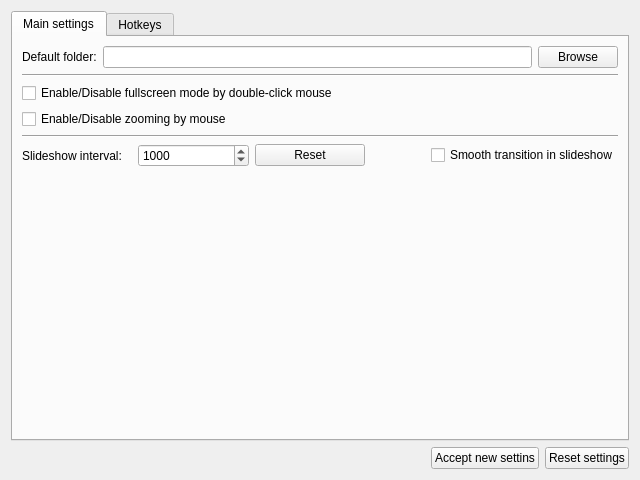
First picture: the form in settings.ui, repository abodnyaUA/qimageviewer, before the edit.
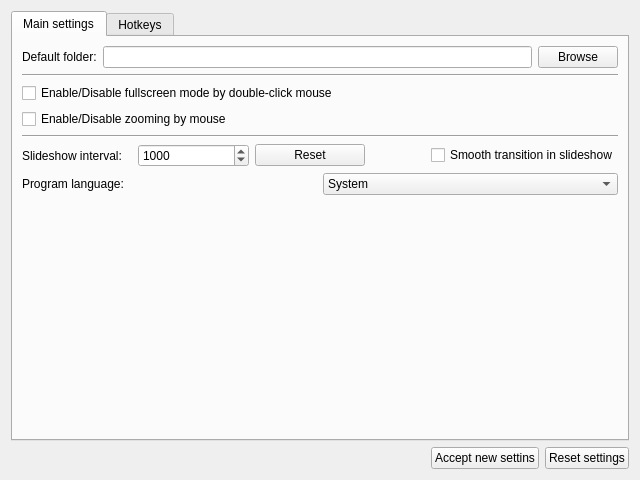
Second picture: the form after the edit. Icons and pictures are not drawn.

```diff
--- a/settings.ui
+++ b/settings.ui
@@ -142,6 +142,41 @@
          </item>
         </layout>
        </item>
+       <item>
+        <layout class="QHBoxLayout" name="horizontalLayout_4">
+         <item>
+          <widget class="QLabel" name="label_9">
+           <property name="text">
+            <string>Program language:</string>
+           </property>
+          </widget>
+         </item>
+         <item>
+          <widget class="QComboBox" name="languageComboBox">
+           <item>
+            <property name="text">
+             <string>System</string>
+            </property>
+           </item>
+           <item>
+            <property name="text">
+             <string>English</string>
+            </property>
+           </item>
+           <item>
+            <property name="text">
+             <string>Русский</string>
+            </property>
+           </item>
+           <item>
+            <property name="text">
+             <string>Українська</string>
+            </property>
+           </item>
+          </widget>
+         </item>
+        </layout>
+       </item>
        <item>
         <spacer name="verticalSpacer">
          <property name="orientation">
```
Left out of the diff: 10 changed lines with no effect on the pictures.
